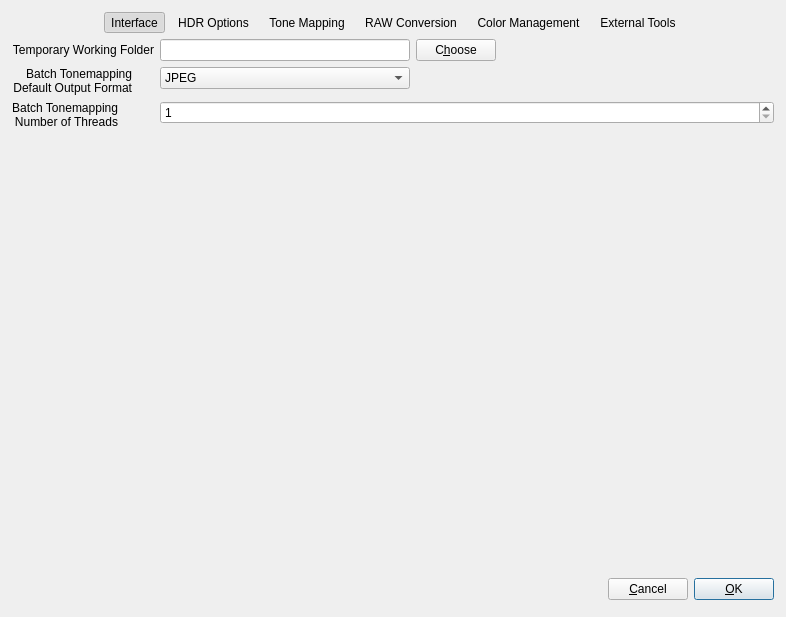
Above: src/Preferences/PreferencesDialog.ui from LuminanceHDR/LuminanceHDR before the change. Below: the same form after it.
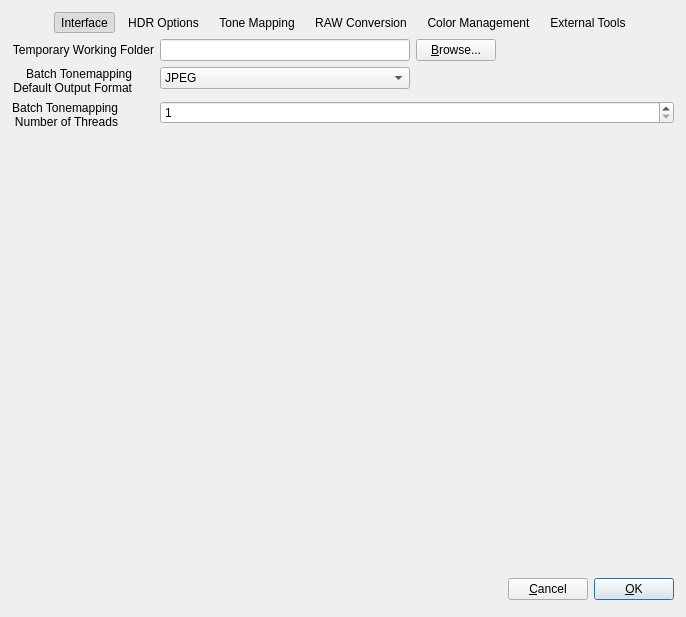
That is the form after the change. The open tabs and pages were chosen to show the change. Icons and pictures are not drawn.

Commit message: [Ui] select buttons at the end

Patch:
```diff
--- a/src/Preferences/PreferencesDialog.ui
+++ b/src/Preferences/PreferencesDialog.ui
@@ -6,7 +6,7 @@
    <rect>
     <x>0</x>
     <y>0</y>
-    <width>786</width>
+    <width>686</width>
     <height>617</height>
    </rect>
   </property>
@@ -538,7 +538,11 @@
                 </sizepolicy>
                </property>
                <property name="text">
-                <string>C&amp;hoose</string>
+                <string>&amp;Browse...</string>
+               </property>
+               <property name="icon">
+                <iconset resource="../../icons.qrc">
+                 <normaloff>:/new/prefix1/images/fileopen.png</normaloff>:/new/prefix1/images/fileopen.png</iconset>
                </property>
               </widget>
              </item>
```
The commit also changes 1 other file.
